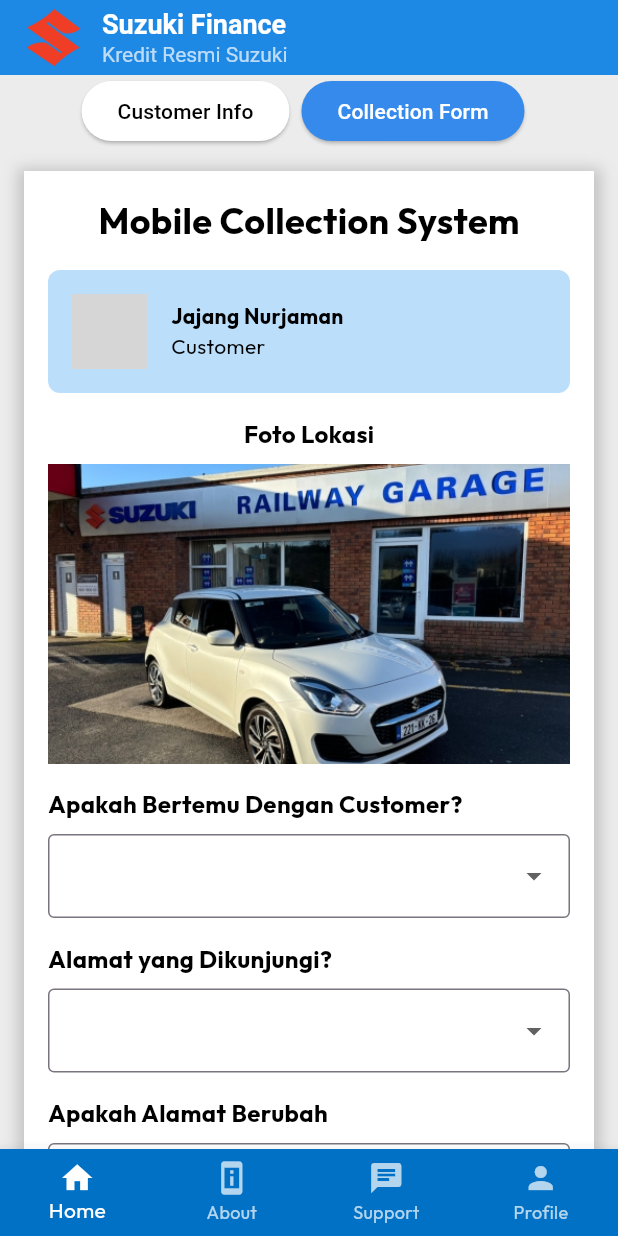
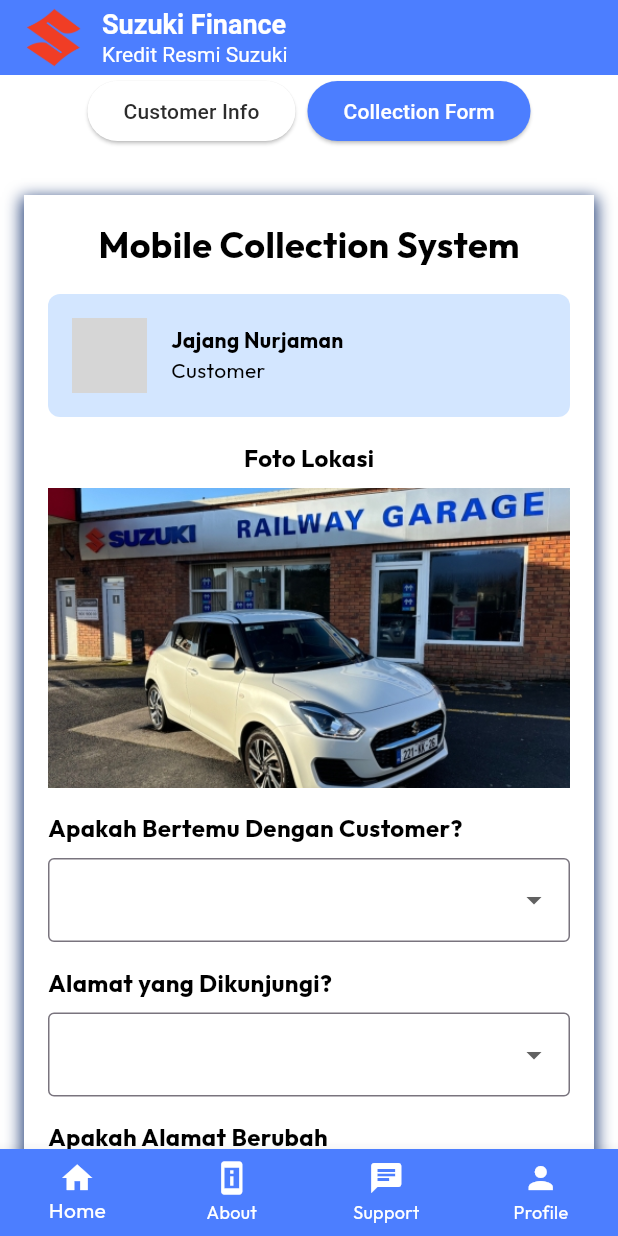
Before and after one commit to suzukifinanceindoensia/sufi-one, a Flutter app: the MobileCollection screen opened by its route, after a tap on "Collection Form", on a phone screen of 412 x 824 dp. Run offline on Flutter 3.47's test engine with Material 3 defaults, Android fonts, the phone set to English and light mode, and no system bars; our stand-ins replace geolocator, get, google_fonts, logger; missing offline and left inert: installed_apps, onesignal_flutter; network calls fail; statements that could not run were skipped; grey boxes are pictures that could not be loaded.

Commit message:
feature: mobile_collection_view with controllers and bindings

```diff
--- /dev/null
+++ b/lib/app/modules/mobcol/bindings/mobile_collection_binding.dart
@@ -0,0 +1,9 @@
+import 'package:get/get.dart';
+import 'package:sufi_one/app/modules/mobcol/controllers/mobile_collection_controller.dart';
+
+class MobileCollectionBinding extends Bindings {
+  @override
+  void dependencies() {
+    Get.lazyPut<MobileCollectionController>(() => MobileCollectionController());
+  }
+}
--- /dev/null
+++ b/lib/app/modules/mobcol/controllers/mobile_collection_controller.dart
@@ -0,0 +1,49 @@
+import 'package:get/get.dart';
+import 'package:logger/logger.dart';
+
+class MobileCollectionController extends GetxController {
+  final logger = Logger();
+
+  // Observable state
+  var showCustomerInfo = true.obs;
+
+  // Dropdown values
+  var isMeetCustomer = ''.obs;
+  var visitedAddress = ''.obs;
+  var isAddressChanged = ''.obs;
+  var isUnitAvailable = ''.obs;
+  var willCustomerPay = ''.obs;
+
+  // Methods
+  void toggleView(bool showCustomer) {
+    showCustomerInfo.value = showCustomer;
+  }
+
+  void submitCustomerInfo() {
+    logger.i('Customer Info Submitted');
+  }
+
+  void submitCollectionForm() {
+    logger.i('Collection Form Submitted');
+  }
+
+  void updateDropdownValue(String type, String value) {
+    switch (type) {
+      case 'meetCustomer':
+        isMeetCustomer.value = value;
+        break;
+      case 'visitedAddress':
+        visitedAddress.value = value;
+        break;
+      case 'addressChanged':
+        isAddressChanged.value = value;
+        break;
+      case 'unitAvailable':
+        isUnitAvailable.value = value;
+        break;
+      case 'customerWillPay':
+        willCustomerPay.value = value;
+        break;
+    }
+  }
+}
--- a/lib/app/modules/mobcol/views/mobile_collection_view.dart
+++ b/lib/app/modules/mobcol/views/mobile_collection_view.dart
@@ -1,26 +1,19 @@
 import 'package:flutter/material.dart';
-import 'package:logger/logger.dart';
+import 'package:get/get.dart';
+import 'package:sufi_one/app/modules/mobcol/controllers/mobile_collection_controller.dart';
+import 'package:sufi_one/app/theme/color_constant.dart';
 
-final logger = Logger();
-
-class MobileCollection extends StatefulWidget {
+class MobileCollection extends StatelessWidget {
   const MobileCollection({super.key});
 
   @override
-  MobileCollectionState createState() => MobileCollectionState();
-}
+  Widget build(BuildContext context) {
+    final controller = Get.put(MobileCollectionController());
 
-class MobileCollectionState extends State<MobileCollection> {
-  bool showCustomerInfo = true;
-
-  @override
-  Widget build(BuildContext context) {
     return Scaffold(
-      backgroundColor: Colors.grey.withAlpha(
-        (0.2 * 255).toInt(),
-      ), // Ganti dari withOpacity(0.2)
+      backgroundColor: AppColors.bg1,
       appBar: AppBar(
-        backgroundColor: Colors.blue[600],
+        backgroundColor: AppColors.snack,
         centerTitle: false,
         toolbarHeight: 50,
         automaticallyImplyLeading: false,
@@ -36,12 +29,12 @@ class MobileCollectionState extends State<MobileCollection> {
                   style: TextStyle(
                     fontSize: 18,
                     fontWeight: FontWeight.bold,
-                    color: Colors.white,
+                    color: AppColors.bg1,
                   ),
                 ),
                 Text(
                   'Kredit Resmi Suzuki',
-                  style: TextStyle(fontSize: 14, color: Colors.white70),
+                  style: TextStyle(fontSize: 14, color: AppColors.bg1),
                 ),
               ],
             ),
@@ -54,53 +47,56 @@ class MobileCollectionState extends State<MobileCollection> {
             Row(
               mainAxisAlignment: MainAxisAlignment.center,
               children: [
-                ElevatedButton(
-                  onPressed: () {
-                    setState(() {
-                      showCustomerInfo = true;
-                    });
-                  },
-                  style: ElevatedButton.styleFrom(
-                    backgroundColor:
-                        showCustomerInfo
-                            ? const Color.fromARGB(255, 53, 138, 235)
-                            : const Color.fromARGB(255, 255, 255, 255),
-                    foregroundColor:
-                        showCustomerInfo ? Colors.white : Colors.black,
+                Obx(
+                  () => ElevatedButton(
+                    onPressed: () => controller.toggleView(true),
+                    style: ElevatedButton.styleFrom(
+                      backgroundColor:
+                          controller.showCustomerInfo.value
+                              ? AppColors.snack
+                              : AppColors.bg1,
+                      foregroundColor:
+                          controller.showCustomerInfo.value
+                              ? AppColors.bg1
+                              : AppColors.iconDefault,
+                    ),
+                    child: const Text('Customer Info'),
                   ),
-                  child: const Text('Customer Info'),
                 ),
                 const SizedBox(width: 8),
-                ElevatedButton(
-                  onPressed: () {
-                    setState(() {
-                      showCustomerInfo = false;
-                    });
-                  },
-                  style: ElevatedButton.styleFrom(
-                    backgroundColor:
-                        !showCustomerInfo
-                            ? const Color.fromARGB(255, 53, 138, 235)
-                            : const Color.fromARGB(255, 255, 255, 255),
-                    foregroundColor:
-                        !showCustomerInfo ? Colors.white : Colors.black,
+                Obx(
+                  () => ElevatedButton(
+                    onPressed: () => controller.toggleView(false),
+                    style: ElevatedButton.styleFrom(
+                      backgroundColor:
+                          !controller.showCustomerInfo.value
+                              ? AppColors.snack
+                              : AppColors.bg1,
+                      foregroundColor:
+                          !controller.showCustomerInfo.value
+                              ? AppColors.bg1
+                              : AppColors.iconDefault,
+                    ),
+                    child: const Text('Collection Form'),
                   ),
-                  child: const Text('Collection Form'),
                 ),
-                const SizedBox(width: 8),
               ],
             ),
-            showCustomerInfo ? buildCustomerInfo() : buildCollectionForm(),
+            const SizedBox(height: 16),
+            Obx(
+              () =>
+                  controller.showCustomerInfo.value
+                      ? buildCustomerInfo(controller)
+                      : buildCollectionForm(controller),
+            ),
           ],
         ),
       ),
       bottomNavigationBar: BottomNavigationBar(
         type: BottomNavigationBarType.fixed,
-        backgroundColor: const Color(0xFF0071C5),
-        selectedItemColor: Colors.white,
-        unselectedItemColor: Colors.white70,
-        showSelectedLabels: true,
-        showUnselectedLabels: true,
+        backgroundColor: AppColors.snack,
+        selectedItemColor: AppColors.bg1,
+        unselectedItemColor: AppColors.bg1,
         items: const [
           BottomNavigationBarItem(icon: Icon(Icons.home), label: 'Home'),
           BottomNavigationBarItem(
@@ -114,17 +110,17 @@ class MobileCollectionState extends State<MobileCollection> {
     );
   }
 
-  Widget buildCustomerInfo() {
+  Widget buildCustomerInfo(MobileCollectionController controller) {
     return Container(
       margin: const EdgeInsets.all(16),
       padding: const EdgeInsets.all(16),
       decoration: BoxDecoration(
-        color: Colors.white,
+        color: AppColors.bg1,
         boxShadow: [
           BoxShadow(
-            color: Colors.grey.withAlpha((0.5 * 255).toInt()),
-            spreadRadius: 5,
-            blurRadius: 7,
+            color: AppColors.bg3,
+            spreadRadius: 2,
+            blurRadius: 8,
             offset: const Offset(0, 3),
           ),
         ],
@@ -136,32 +132,7 @@ class MobileCollectionState extends State<MobileCollection> {
             style: TextStyle(fontSize: 24, fontWeight: FontWeight.bold),
           ),
           const SizedBox(height: 16),
-          Container(
-            padding: const EdgeInsets.all(16),
-            decoration: BoxDecoration(
-              color: Colors.blue[100],
-              borderRadius: BorderRadius.circular(8),
-            ),
-            child: Row(
-              children: [
-                const CircleAvatar(
-                  backgroundImage: NetworkImage('https://placehold.co/50x50'),
-                  radius: 25,
-                ),
-                const SizedBox(width: 16),
-                Column(
-                  crossAxisAlignment: CrossAxisAlignment.start,
-                  children: const [
-                    Text(
-                      'Jajang Nurjaman',
-                      style: TextStyle(fontWeight: FontWeight.bold),
-                    ),
-                    Text('Customer'),
-                  ],
-                ),
-              ],
-            ),
-          ),
+          buildCustomerCard(),
           const SizedBox(height: 16),
           buildTextField('Alamat', 'Value'),
           buildTextField('No Telepon', 'Value'),
@@ -171,12 +142,10 @@ class MobileCollectionState extends State<MobileCollection> {
           buildTextField('Deskripsi Keterlambatan', 'Value'),
           const SizedBox(height: 16),
           ElevatedButton(
-            onPressed: () {
-              logger.i('Customer Info Submitted');
-            },
+            onPressed: controller.submitCustomerInfo,
             style: ElevatedButton.styleFrom(
-              backgroundColor: Colors.blue[600],
-              foregroundColor: Colors.white,
+              backgroundColor: AppColors.button,
+              foregroundColor: AppColors.bg1,
             ),
             child: const Text('Submit'),
           ),
@@ -185,17 +154,17 @@ class MobileCollectionState extends State<MobileCollection> {
     );
   }
 
-  Widget buildCollectionForm() {
+  Widget buildCollectionForm(MobileCollectionController controller) {
     return Container(
       margin: const EdgeInsets.all(16),
       padding: const EdgeInsets.all(16),
       decoration: BoxDecoration(
-        color: Colors.white,
+        color: AppColors.bg1,
         boxShadow: [
           BoxShadow(
-            color: Colors.grey.withAlpha((0.5 * 255).toInt()),
-            spreadRadius: 5,
-            blurRadius: 7,
+            color: AppColors.bg3,
+            spreadRadius: 2,
+            blurRadius: 8,
             offset: const Offset(0, 3),
           ),
         ],
@@ -207,32 +176,7 @@ class MobileCollectionState extends State<MobileCollection> {
             style: TextStyle(fontSize: 24, fontWeight: FontWeight.bold),
           ),
           const SizedBox(height: 16),
-          Container(
-            padding: const EdgeInsets.all(16),
-            decoration: BoxDecoration(
-              color: Colors.blue[100],
-              borderRadius: BorderRadius.circular(8),
-            ),
-            child: Row(
-              children: [
-                const CircleAvatar(
-                  backgroundImage: NetworkImage('https://placehold.co/50x50'),
-                  radius: 25,
-                ),
-                const SizedBox(width: 16),
-                Column(
-                  crossAxisAlignment: CrossAxisAlignment.start,
-                  children: const [
-                    Text(
-                      'Jajang Nurjaman',
-                      style: TextStyle(fontWeight: FontWeight.bold),
-                    ),
-                    Text('Customer'),
-                  ],
-                ),
-              ],
-            ),
-          ),
+          buildCustomerCard(),
           const SizedBox(height: 16),
           const Text(
             'Foto Lokasi',
@@ -246,19 +190,41 @@ class MobileCollectionState extends State<MobileCollection> {
             fit: BoxFit.cover,
           ),
           const SizedBox(height: 16),
-          buildDropdown('Apakah Bertemu Dengan Customer?', ['Ya', 'Tidak']),
-          buildDropdown('Alamat yang Dikunjungi?', [
-            'Alamat KTP',
-            'Alamat Rumah',
-          ]),
-          buildDropdown('Apakah Alamat Berubah', ['Tidak', 'Ya']),
-          buildDropdown('Apakah Unit Ada?', ['Ya', 'Tidak']),
-          buildDropdown('Apakah Customer Akan Membayar?', ['Ya', 'Tidak']),
+          buildDropdown(
+            'Apakah Bertemu Dengan Customer?',
+            ['Ya', 'Tidak'],
+            controller.isMeetCustomer,
+            (value) => controller.updateDropdownValue('meetCustomer', value),
+          ),
+          buildDropdown(
+            'Alamat yang Dikunjungi?',
+            ['Alamat KTP', 'Alamat Rumah'],
+            controller.visitedAddress,
+            (value) => controller.updateDropdownValue('visitedAddress', value),
+          ),
+          buildDropdown(
+            'Apakah Alamat Berubah',
+            ['Tidak', 'Ya'],
+            controller.isAddressChanged,
+            (value) => controller.updateDropdownValue('addressChanged', value),
+          ),
+          buildDropdown(
+            'Apakah Unit Ada?',
+            ['Ya', 'Tidak'],
+            controller.isUnitAvailable,
+            (value) => controller.updateDropdownValue('unitAvailable', value),
+          ),
+          buildDropdown(
+            'Apakah Customer Akan Membayar?',
+            ['Ya', 'Tidak'],
+            controller.willCustomerPay,
+            (value) => controller.updateDropdownValue('customerWillPay', value),
+          ),
           const SizedBox(height: 16),
           Container(
             padding: const EdgeInsets.all(16),
             decoration: BoxDecoration(
-              color: Colors.blue[100],
+              color: AppColors.bg2,
               borderRadius: BorderRadius.circular(8),
             ),
             child: Column(
@@ -274,14 +240,41 @@ class MobileCollectionState extends State<MobileCollection> {
           ),
           const SizedBox(height: 16),
           ElevatedButton(
-            onPressed: () {
-              logger.i('Collection Form Submitted');
-            },
+            onPressed: controller.submitCollectionForm,
             style: ElevatedButton.styleFrom(
-              backgroundColor: Colors.blue[600],
-              foregroundColor: Colors.white,
+              backgroundColor: AppColors.bg3,
+              foregroundColor: AppColors.bg1,
             ),
             child: const Text('Submit'),
+          ),
+        ],
+      ),
+    );
+  }
+
+  Widget buildCustomerCard() {
+    return Container(
+      padding: const EdgeInsets.all(16),
+      decoration: BoxDecoration(
+        color: AppColors.bg2,
+        borderRadius: BorderRadius.circular(8),
+      ),
+      child: Row(
+        children: [
+          const CircleAvatar(
+            backgroundImage: NetworkImage('https://placehold.co/50x50'),
+            radius: 25,
+          ),
+          const SizedBox(width: 16),
+          Column(
+            crossAxisAlignment: CrossAxisAlignment.start,
+            children: const [
+              Text(
+                'Jajang Nurjaman',
+                style: TextStyle(fontWeight: FontWeight.bold),
+              ),
+              Text('Customer'),
+            ],
           ),
         ],
       ),
@@ -308,7 +301,12 @@ class MobileCollectionState extends State<MobileCollection> {
     );
   }
 
-  Widget buildDropdown(String label, List<String> options) {
+  Widget buildDropdown(
+    String label,
+    List<String> options,
+    RxString selected,
+    void Function(String) onChanged,
+  ) {
     return Column(
       crossAxisAlignment: CrossAxisAlignment.start,
       children: [
@@ -317,18 +315,20 @@ class MobileCollectionState extends State<MobileCollection> {
           style: const TextStyle(fontSize: 16, fontWeight: FontWeight.bold),
         ),
         const SizedBox(height: 8),
-        DropdownButtonFormField<String>(
-          decoration: const InputDecoration(border: OutlineInputBorder()),
-          items:
-              options
-                  .map(
-                    (value) => DropdownMenuItem<String>(
-                      value: value,
-                      child: Text(value),
-                    ),
-                  )
-                  .toList(),
-          onChanged: (_) {},
+        Obx(
+          () => DropdownButtonFormField<String>(
+            value: selected.value.isEmpty ? null : selected.value,
+            decoration: const InputDecoration(border: OutlineInputBorder()),
+            items:
+                options
+                    .map(
+                      (val) => DropdownMenuItem(value: val, child: Text(val)),
+                    )
+                    .toList(),
+            onChanged: (value) {
+              if (value != null) onChanged(value);
+            },
+          ),
         ),
         const SizedBox(height: 16),
       ],
--- a/lib/app/routes/app_routes.dart
+++ b/lib/app/routes/app_routes.dart
@@ -3,18 +3,19 @@ import 'package:sufi_one/app/modules/public/bindings/forgot_password_binding.dar
 import 'package:sufi_one/app/modules/public/bindings/login_binding.dart';
 import 'package:sufi_one/app/modules/public/bindings/register_binding.dart';
 import 'package:sufi_one/app/modules/public/views/forgot_password_view.dart';
-import '../modules/public/views/splash_view.dart';
-import '../modules/public/views/home_view.dart';
-import '../modules/public/views/homepage_cust_view.dart';
-import '../modules/public/views/login_view.dart';
-import '../modules/public/views/register_view.dart';
-import '../modules/mobcol/views/mobile_collection_view.dart';
+import 'package:sufi_one/app/modules/public/views/home_view.dart';
+import 'package:sufi_one/app/modules/public/views/homepage_cust_view.dart';
+import 'package:sufi_one/app/modules/public/views/login_view.dart';
+import 'package:sufi_one/app/modules/public/views/register_view.dart';
+import 'package:sufi_one/app/modules/public/views/splash_view.dart';
+import 'package:sufi_one/app/modules/mobcol/views/mobile_collection_view.dart';
+import 'package:sufi_one/app/modules/mobcol/bindings/mobile_collection_binding.dart';
 
 class AppRoutes {
   static const splash = '/';
   static const publicHome = '/public/home';
   static const homepageCust = '/public/homepage_cust_view';
-  static const mobileCollection = '/public/mobile_collection'; // New route
+  static const mobileCollection = '/public/mobile_collection';
   static const catalog = '/public/catalog';
   static const login = '/public/login';
   static const register = '/public/register';
@@ -24,7 +25,11 @@ class AppRoutes {
     GetPage(name: splash, page: () => SplashPage()),
     GetPage(name: publicHome, page: () => PublicHomePage()),
     GetPage(name: homepageCust, page: () => HomepageCust()),
-    GetPage(name: mobileCollection, page: () => MobileCollection()), // New page
+    GetPage(
+      name: mobileCollection,
+      page: () => MobileCollection(),
+      binding: MobileCollectionBinding(), // ✅ binding ditambahkan
+    ),
     GetPage(name: login, page: () => LoginPage(), binding: LoginBinding()),
     GetPage(
       name: register,
@@ -36,6 +41,5 @@ class AppRoutes {
       page: () => ForgotPasswordPage(),
       binding: ForgotPasswordBinding(),
     ),
-    GetPage(name: mobileCollection, page: () => MobileCollection()),
   ];
 }
```
Also changed, not shown: lib/app/modules/public/views/Mobile_Collection.dart (deleted, +0 -349 lines).
